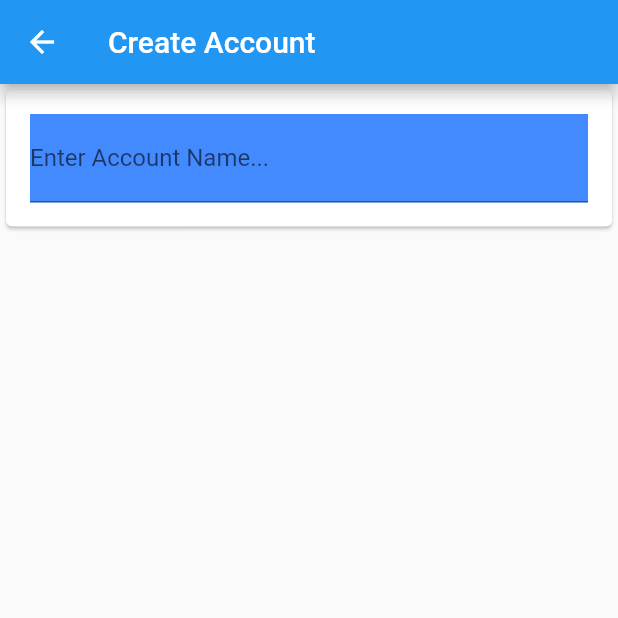
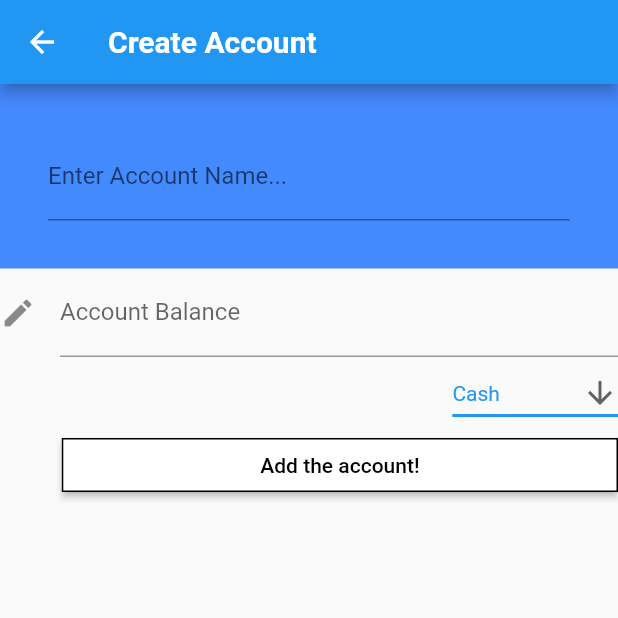
Before and after one commit to Mel-NLY/MWallet, a Flutter app: the CreateAccount screen opened directly, on a phone screen of 412 x 824 dp, the top half of it. Run offline on Flutter 3.47's test engine with Material 2 defaults, Android fonts, the phone set to English and light mode, and no system bars; accounts and stored records are empty; Roboto replaces fonts that are missing (Poppins).

Commit message:
Fixing bugs on createAccount.dart & design

```diff
--- a/lib/screens/createAccount.dart
+++ b/lib/screens/createAccount.dart
@@ -2,6 +2,7 @@
 import 'package:flutter/cupertino.dart';
 import 'package:flutter/material.dart';
 import 'package:MWallet/codes/account.dart';
+import 'package:MWallet/screens/home.dart';
 
 Account _newAccount;
 
@@ -23,16 +24,29 @@ class _CreateAccountState extends State<CreateAccount>{
       ),
       body: new SingleChildScrollView(
         child: new Center(
-          child: new Card(
-            child: new Container(
-              padding: new EdgeInsets.all(16.0),
           child: new Column(
+            crossAxisAlignment: CrossAxisAlignment.end,
             children: <Widget>[
               _AccountNameField(),
-                  //_AccountBalanceField()
+              _AccountBalanceField(),
+              _AccountTypeDropdown(),
+              new Container(
+                width: MediaQuery.of(context).size.width * 0.9,
+                child: new RaisedButton(
+                  shape: RoundedRectangleBorder(
+                      borderRadius: BorderRadius.circular(0.0),
+                      side: BorderSide(color: Colors.black)),
+                  padding: EdgeInsets.all(10.0),
+                  color: Colors.white,
+                  textColor: Colors.black,
+                  child: new Text("Add the account!"),
+                  onPressed: (){
+                    accountList.add(_newAccount);
+                    Navigator.of(context).pushNamedAndRemoveUntil('/Home', (Route<dynamic> route) => false);
+                  },
+                ),
+              )
             ],
-              ),
-            ),
           ),
         ),
       )
@@ -51,6 +65,7 @@ class _AccountNameFieldState extends State<_AccountNameField>{
   Widget build(BuildContext context) {
     return new Container(
       width: MediaQuery.of(context).size.width * 1,
+      padding: new EdgeInsets.all(32.0),
       decoration: BoxDecoration(
           color: Colors.blueAccent
       ),
@@ -76,11 +91,8 @@ class _AccountBalanceFieldState extends State<_AccountBalanceField>{
 
   @override
   Widget build(BuildContext context) {
-    return new Expanded(
-      child: new Row(
-          children: [
-            new Icon(Icons.edit),
-            new TextField(
+    return new TextField(
+      decoration: new InputDecoration(labelText: "Account Balance", icon: Icon(Icons.edit)),
       keyboardType: TextInputType.number,
       controller: _accountBalanceController,
       onChanged: (String bal){
@@ -88,9 +100,49 @@ class _AccountBalanceFieldState extends State<_AccountBalanceField>{
           _newAccount.balance = double.parse(bal);
         });
       },
-            )
-         ],
-      )
     );
   }
 }
+
+class _AccountTypeDropdown extends StatefulWidget{
+  @override
+  _AccountTypeDropdownState createState() => new _AccountTypeDropdownState();
+}
+class _AccountTypeDropdownState extends State<_AccountTypeDropdown>{
+
+  List<DropdownMenuItem<String>> buildDropDownMenuItems(List listItems) {
+    List<DropdownMenuItem<String>> items = List();
+    for (String listItem in listItems) {
+      items.add(
+        new DropdownMenuItem(
+          child: new Text(listItem),
+          value: listItem,
+        ),
+      );
+    }
+    return items;
+  }
+
+  @override
+  Widget build(BuildContext context) {
+    return Container(
+      child: new DropdownButton<String>(
+        value: _newAccount.accountType,
+        icon: Icon(Icons.arrow_downward),
+        iconSize: 24.0,
+        elevation: 16,
+        style: new TextStyle(color: Colors.blue),
+        underline: new Container(
+            height: 2,
+            color: Colors.blue
+        ),
+        items: buildDropDownMenuItems(Account.accountTypes),
+        onChanged: (value){
+          setState(() {
+            _newAccount.accountType = value;
+          });
+        },
+      ),
+    );
+  }
+}
--- a/lib/screens/createTransactionRecord.dart
+++ b/lib/screens/createTransactionRecord.dart
@@ -221,7 +221,7 @@ class _DatePickerState extends State<_DatePicker>{
         top: 10,
         bottom: 30,
       ),
-      child: Row(
+      child: new Row(
         children: [
           new Expanded(
             child: new TextField(
```
Also changed, not shown: lib/main.dart (+20 -3 lines), lib/screens/accounts.dart (+22 -10 lines). Lines whose indentation alone changed are shown as unchanged.
